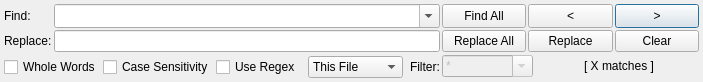
Qt form src/search/searchdialog.ui (GAMS-dev/studio) before a commit.
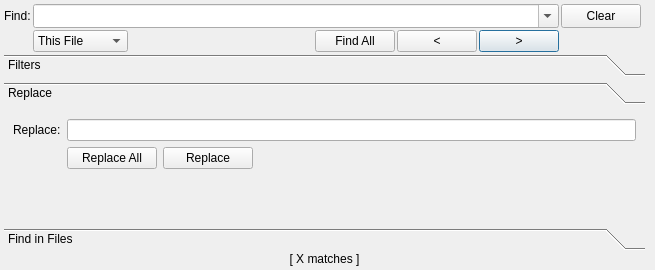
The same form after that commit. The open tabs and pages were chosen to show the change.

Commit message: WiP: layout rework experiment

```diff
--- a/src/search/searchdialog.ui
+++ b/src/search/searchdialog.ui
@@ -6,12 +6,12 @@
    <rect>
     <x>0</x>
     <y>0</y>
-    <width>904</width>
-    <height>92</height>
+    <width>655</width>
+    <height>270</height>
    </rect>
   </property>
   <property name="sizePolicy">
-   <sizepolicy hsizetype="Fixed" vsizetype="Fixed">
+   <sizepolicy hsizetype="MinimumExpanding" vsizetype="Preferred">
     <horstretch>0</horstretch>
     <verstretch>0</verstretch>
    </sizepolicy>
@@ -28,9 +28,12 @@
   <property name="autoFillBackground">
    <bool>true</bool>
   </property>
+  <property name="sizeGripEnabled">
+   <bool>false</bool>
+  </property>
   <layout class="QGridLayout" name="gridLayout">
    <property name="sizeConstraint">
-    <enum>QLayout::SetFixedSize</enum>
+    <enum>QLayout::SetDefaultConstraint</enum>
    </property>
    <property name="leftMargin">
     <number>4</number>
@@ -39,7 +42,7 @@
     <number>4</number>
    </property>
    <property name="rightMargin">
-    <number>4</number>
+    <number>10</number>
    </property>
    <property name="bottomMargin">
     <number>4</number>
@@ -47,8 +50,27 @@
    <property name="spacing">
     <number>2</number>
    </property>
-   <item row="1" column="3">
-    <widget class="QPushButton" name="btn_Replace">
+   <item row="1" column="6">
+    <widget class="QPushButton" name="btn_back">
+     <property name="sizePolicy">
+      <sizepolicy hsizetype="Minimum" vsizetype="Preferred">
+       <horstretch>0</horstretch>
+       <verstretch>0</verstretch>
+      </sizepolicy>
+     </property>
+     <property name="toolTip">
+      <string>&lt;html&gt;&lt;head/&gt;&lt;body&gt;&lt;p&gt;Search backward&lt;/p&gt;&lt;p&gt;Shortcut: &lt;span style=&quot; font-weight:600;&quot;&gt;Shift + F3&lt;/span&gt;&lt;/p&gt;&lt;/body&gt;&lt;/html&gt;</string>
+     </property>
+     <property name="text">
+      <string>&lt;</string>
+     </property>
+     <property name="autoDefault">
+      <bool>false</bool>
+     </property>
+    </widget>
+   </item>
+   <item row="0" column="8">
+    <widget class="QPushButton" name="btn_clear">
      <property name="enabled">
       <bool>true</bool>
      </property>
@@ -62,17 +84,29 @@
       <string>&lt;html&gt;&lt;head/&gt;&lt;body&gt;&lt;p&gt;Replaces the currently selected match and jumps to the next one in this document.&lt;/p&gt;&lt;/body&gt;&lt;/html&gt;</string>
      </property>
      <property name="text">
-      <string>Replace</string>
+      <string>Clear</string>
+     </property>
+     <property name="checkable">
+      <bool>false</bool>
+     </property>
+     <property name="checked">
+      <bool>false</bool>
      </property>
      <property name="autoDefault">
       <bool>false</bool>
      </property>
+     <property name="default">
+      <bool>false</bool>
+     </property>
+     <property name="flat">
+      <bool>false</bool>
+     </property>
     </widget>
    </item>
-   <item row="0" column="1">
+   <item row="0" column="1" colspan="7">
     <widget class="QComboBox" name="combo_search">
      <property name="sizePolicy">
-      <sizepolicy hsizetype="Preferred" vsizetype="Preferred">
+      <sizepolicy hsizetype="MinimumExpanding" vsizetype="Maximum">
        <horstretch>9</horstretch>
        <verstretch>0</verstretch>
       </sizepolicy>
@@ -88,7 +122,7 @@
      </property>
     </widget>
    </item>
-   <item row="0" column="4">
+   <item row="1" column="7">
     <widget class="QPushButton" name="btn_forward">
      <property name="sizePolicy">
       <sizepolicy hsizetype="Minimum" vsizetype="Preferred">
@@ -117,33 +151,7 @@
      </property>
     </widget>
    </item>
-   <item row="1" column="0">
-    <widget class="QLabel" name="label_2">
-     <property name="text">
-      <string>Replace:</string>
-     </property>
-    </widget>
-   </item>
-   <item row="0" column="3">
-    <widget class="QPushButton" name="btn_back">
-     <property name="sizePolicy">
-      <sizepolicy hsizetype="Minimum" vsizetype="Preferred">
-       <horstretch>0</horstretch>
-       <verstretch>0</verstretch>
-      </sizepolicy>
-     </property>
-     <property name="toolTip">
-      <string>&lt;html&gt;&lt;head/&gt;&lt;body&gt;&lt;p&gt;Search backward&lt;/p&gt;&lt;p&gt;Shortcut: &lt;span style=&quot; font-weight:600;&quot;&gt;Shift + F3&lt;/span&gt;&lt;/p&gt;&lt;/body&gt;&lt;/html&gt;</string>
-     </property>
-     <property name="text">
-      <string>&lt;</string>
-     </property>
-     <property name="autoDefault">
-      <bool>false</bool>
-     </property>
-    </widget>
-   </item>
-   <item row="0" column="2">
+   <item row="1" column="5">
     <widget class="QPushButton" name="btn_FindAll">
      <property name="enabled">
       <bool>true</bool>
@@ -165,13 +173,127 @@
      </property>
     </widget>
    </item>
-   <item row="1" column="2">
-    <widget class="QPushButton" name="btn_ReplaceAll">
+   <item row="2" column="0" colspan="11">
+    <widget class="QToolBox" name="toolBox">
+     <property name="sizePolicy">
+      <sizepolicy hsizetype="Preferred" vsizetype="Preferred">
+       <horstretch>0</horstretch>
+       <verstretch>0</verstretch>
+      </sizepolicy>
+     </property>
+     <property name="frameShape">
+      <enum>QFrame::NoFrame</enum>
+     </property>
+     <property name="frameShadow">
+      <enum>QFrame::Sunken</enum>
+     </property>
+     <property name="currentIndex">
+      <number>0</number>
+     </property>
+     <widget class="QWidget" name="page_filters">
+      <property name="geometry">
+       <rect>
+        <x>0</x>
+        <y>0</y>
+        <width>641</width>
+        <height>98</height>
+       </rect>
+      </property>
+      <property name="sizePolicy">
+       <sizepolicy hsizetype="Preferred" vsizetype="Preferred">
+        <horstretch>0</horstretch>
+        <verstretch>0</verstretch>
+       </sizepolicy>
+      </property>
+      <attribute name="label">
+       <string>Filters</string>
+      </attribute>
+      <layout class="QGridLayout" name="gridLayout_4">
+       <property name="sizeConstraint">
+        <enum>QLayout::SetDefaultConstraint</enum>
+       </property>
+       <property name="leftMargin">
+        <number>5</number>
+       </property>
+       <property name="topMargin">
+        <number>5</number>
+       </property>
+       <property name="rightMargin">
+        <number>5</number>
+       </property>
+       <property name="bottomMargin">
+        <number>5</number>
+       </property>
+       <item row="0" column="0">
+        <widget class="QLabel" name="label_3">
+         <property name="sizePolicy">
+          <sizepolicy hsizetype="Fixed" vsizetype="Preferred">
+           <horstretch>0</horstretch>
+           <verstretch>0</verstretch>
+          </sizepolicy>
+         </property>
+         <property name="toolTip">
+          <string>&lt;html&gt;&lt;head/&gt;&lt;body&gt;&lt;p&gt;Sets a filter for filenames using wildcard syntax.&lt;/p&gt;&lt;p&gt;Examples: &amp;quot;&lt;span style=&quot; font-weight:600;&quot;&gt;trnsport&lt;/span&gt;&amp;quot; to search in all files with that name including any extension, &amp;quot;&lt;span style=&quot; font-weight:600;&quot;&gt;*.gms&lt;/span&gt;&amp;quot; to search in all gms files.&lt;/p&gt;&lt;p&gt;The filter does support comma-seperated lists of filters  (e.g. &amp;quot;&lt;span style=&quot; font-weight:600;&quot;&gt;*.gms, *.lst&lt;/span&gt;&amp;quot;).&lt;/p&gt;&lt;p&gt;Note: GDX files are always excluded and cannot be searched.&lt;/p&gt;&lt;/body&gt;&lt;/html&gt;</string>
+         </property>
+         <property name="text">
+          <string>Include Filter:</string>
+         </property>
+        </widget>
+       </item>
+       <item row="0" column="1">
+        <widget class="QComboBox" name="combo_filePattern">
      <property name="enabled">
+          <bool>false</bool>
+         </property>
+         <property name="sizePolicy">
+          <sizepolicy hsizetype="Preferred" vsizetype="Fixed">
+           <horstretch>0</horstretch>
+           <verstretch>0</verstretch>
+          </sizepolicy>
+         </property>
+         <property name="toolTip">
+          <string>&lt;html&gt;&lt;head/&gt;&lt;body&gt;&lt;p&gt;Sets a filter for filenames using wildcard syntax.&lt;/p&gt;&lt;p&gt;Examples: &amp;quot;&lt;span style=&quot; font-weight:600;&quot;&gt;trnsport&lt;/span&gt;&amp;quot; to search in all files with that name including any extension, &amp;quot;&lt;span style=&quot; font-weight:600;&quot;&gt;*.gms&lt;/span&gt;&amp;quot; to search in all gms files.&lt;/p&gt;&lt;p&gt;The filter does support comma-seperated lists of filters  (e.g. &amp;quot;&lt;span style=&quot; font-weight:600;&quot;&gt;*.gms, *.lst&lt;/span&gt;&amp;quot;).&lt;/p&gt;&lt;p&gt;Note: GDX files are always excluded and cannot be searched.&lt;/p&gt;&lt;/body&gt;&lt;/html&gt;</string>
+         </property>
+         <property name="editable">
       <bool>true</bool>
      </property>
+         <property name="currentText">
+          <string>*</string>
+         </property>
+         <property name="sizeAdjustPolicy">
+          <enum>QComboBox::AdjustToContents</enum>
+         </property>
+         <item>
+          <property name="text">
+           <string>*</string>
+          </property>
+         </item>
+         <item>
+          <property name="text">
+           <string>*.gms</string>
+          </property>
+         </item>
+         <item>
+          <property name="text">
+           <string>*.gms, *.inc</string>
+          </property>
+         </item>
+         <item>
+          <property name="text">
+           <string>*.log</string>
+          </property>
+         </item>
+         <item>
+          <property name="text">
+           <string>*.lst</string>
+          </property>
+         </item>
+        </widget>
+       </item>
+       <item row="1" column="0">
+        <widget class="QLabel" name="label_4">
      <property name="sizePolicy">
-      <sizepolicy hsizetype="Minimum" vsizetype="Preferred">
+          <sizepolicy hsizetype="Fixed" vsizetype="Preferred">
        <horstretch>0</horstretch>
        <verstretch>0</verstretch>
       </sizepolicy>
@@ -180,84 +302,72 @@
       <string>&lt;html&gt;&lt;head/&gt;&lt;body&gt;&lt;p&gt;Replaces all occurrences of the search term.&lt;/p&gt;&lt;/body&gt;&lt;/html&gt;</string>
      </property>
      <property name="text">
-      <string>Replace All</string>
-     </property>
-     <property name="checkable">
-      <bool>false</bool>
-     </property>
-     <property name="checked">
-      <bool>false</bool>
-     </property>
-     <property name="autoDefault">
-      <bool>false</bool>
-     </property>
-     <property name="default">
-      <bool>false</bool>
-     </property>
-     <property name="flat">
-      <bool>false</bool>
+          <string>Exclude Filter:</string>
      </property>
     </widget>
    </item>
    <item row="1" column="1">
-    <widget class="QLineEdit" name="txt_replace">
-     <property name="sizePolicy">
-      <sizepolicy hsizetype="Preferred" vsizetype="Preferred">
-       <horstretch>9</horstretch>
-       <verstretch>0</verstretch>
-      </sizepolicy>
-     </property>
-     <property name="clearButtonEnabled">
-      <bool>true</bool>
-     </property>
-    </widget>
-   </item>
-   <item row="1" column="4">
-    <widget class="QPushButton" name="btn_clear">
+        <widget class="QComboBox" name="combo_fileExcludePattern">
      <property name="enabled">
-      <bool>true</bool>
+          <bool>false</bool>
      </property>
      <property name="sizePolicy">
-      <sizepolicy hsizetype="Minimum" vsizetype="Preferred">
+          <sizepolicy hsizetype="Minimum" vsizetype="Fixed">
        <horstretch>0</horstretch>
        <verstretch>0</verstretch>
       </sizepolicy>
      </property>
      <property name="toolTip">
-      <string>&lt;html&gt;&lt;head/&gt;&lt;body&gt;&lt;p&gt;Clears all marked matches.&lt;/p&gt;&lt;/body&gt;&lt;/html&gt;</string>
-     </property>
-     <property name="text">
-      <string>Clear</string>
-     </property>
-     <property name="checkable">
-      <bool>false</bool>
-     </property>
-     <property name="checked">
-      <bool>false</bool>
-     </property>
-     <property name="autoDefault">
-      <bool>false</bool>
-     </property>
-     <property name="default">
-      <bool>false</bool>
-     </property>
-     <property name="flat">
-      <bool>false</bool>
-     </property>
-    </widget>
-   </item>
-   <item row="3" column="0" colspan="2">
+          <string>&lt;html&gt;&lt;head/&gt;&lt;body&gt;&lt;p&gt;Sets a filter for filenames using wildcard syntax.&lt;/p&gt;&lt;p&gt;Examples: &amp;quot;&lt;span style=&quot; font-weight:600;&quot;&gt;trnsport&lt;/span&gt;&amp;quot; to search in all files with that name including any extension, &amp;quot;&lt;span style=&quot; font-weight:600;&quot;&gt;*.gms&lt;/span&gt;&amp;quot; to search in all gms files.&lt;/p&gt;&lt;p&gt;The filter does support comma-seperated lists of filters  (e.g. &amp;quot;&lt;span style=&quot; font-weight:600;&quot;&gt;*.gms, *.lst&lt;/span&gt;&amp;quot;).&lt;/p&gt;&lt;p&gt;Note: GDX files are always excluded and cannot be searched.&lt;/p&gt;&lt;/body&gt;&lt;/html&gt;</string>
+         </property>
+         <property name="editable">
+          <bool>true</bool>
+         </property>
+         <property name="currentText">
+          <string>*</string>
+         </property>
+         <property name="sizeAdjustPolicy">
+          <enum>QComboBox::AdjustToContents</enum>
+         </property>
+         <item>
+          <property name="text">
+           <string>*</string>
+          </property>
+         </item>
+         <item>
+          <property name="text">
+           <string>*.gms</string>
+          </property>
+         </item>
+         <item>
+          <property name="text">
+           <string>*.gms, *.inc</string>
+          </property>
+         </item>
+         <item>
+          <property name="text">
+           <string>*.log</string>
+          </property>
+         </item>
+         <item>
+          <property name="text">
+           <string>*.lst</string>
+          </property>
+         </item>
+        </widget>
+       </item>
+       <item row="2" column="1">
     <layout class="QHBoxLayout" name="horizontalLayout">
      <property name="spacing">
-      <number>2</number>
+          <number>0</number>
      </property>
      <property name="sizeConstraint">
-      <enum>QLayout::SetFixedSize</enum>
+          <enum>QLayout::SetMaximumSize</enum>
      </property>
      <property name="topMargin">
-      <number>2</number>
-     </property>
-     <property name="rightMargin">
+          <number>0</number>
+         </property>
+         <property name="bottomMargin">
       <number>0</number>
      </property>
      <item>
@@ -327,22 +437,264 @@
       </widget>
      </item>
      <item>
-      <spacer name="horizontalSpacer">
-       <property name="orientation">
-        <enum>Qt::Horizontal</enum>
-       </property>
-       <property name="sizeType">
-        <enum>QSizePolicy::MinimumExpanding</enum>
-       </property>
-       <property name="sizeHint" stdset="0">
-        <size>
-         <width>5</width>
-         <height>0</height>
-        </size>
-       </property>
-      </spacer>
+          <widget class="QCheckBox" name="cb_wholeWords">
+           <property name="enabled">
+            <bool>true</bool>
+           </property>
+           <property name="sizePolicy">
+            <sizepolicy hsizetype="Fixed" vsizetype="Fixed">
+             <horstretch>0</horstretch>
+             <verstretch>0</verstretch>
+            </sizepolicy>
+           </property>
+           <property name="toolTip">
+            <string>&lt;html&gt;&lt;head/&gt;&lt;body&gt;&lt;p&gt;When checked the search ignores partial matches. A word can contain letters and numbers, while all other characters are considered a word boundaries.&lt;/p&gt;&lt;/body&gt;&lt;/html&gt;</string>
+           </property>
+           <property name="text">
+            <string>Whole Words</string>
+           </property>
+           <property name="checkable">
+            <bool>true</bool>
+           </property>
+          </widget>
      </item>
      <item>
+          <spacer name="horizontalSpacer_6">
+           <property name="orientation">
+            <enum>Qt::Horizontal</enum>
+           </property>
+           <property name="sizeType">
+            <enum>QSizePolicy::Preferred</enum>
+           </property>
+           <property name="sizeHint" stdset="0">
+            <size>
+             <width>20</width>
+             <height>20</height>
+            </size>
+           </property>
+          </spacer>
+         </item>
+        </layout>
+       </item>
+      </layout>
+     </widget>
+     <widget class="QWidget" name="page_replace">
+      <property name="geometry">
+       <rect>
+        <x>0</x>
+        <y>0</y>
+        <width>641</width>
+        <height>72</height>
+       </rect>
+      </property>
+      <property name="sizePolicy">
+       <sizepolicy hsizetype="Preferred" vsizetype="Maximum">
+        <horstretch>0</horstretch>
+        <verstretch>0</verstretch>
+       </sizepolicy>
+      </property>
+      <attribute name="label">
+       <string>Replace</string>
+      </attribute>
+      <layout class="QGridLayout" name="gridLayout_2">
+       <item row="0" column="1" colspan="6">
+        <widget class="QLineEdit" name="txt_replace">
+         <property name="sizePolicy">
+          <sizepolicy hsizetype="Preferred" vsizetype="Maximum">
+           <horstretch>9</horstretch>
+           <verstretch>0</verstretch>
+          </sizepolicy>
+         </property>
+         <property name="clearButtonEnabled">
+          <bool>true</bool>
+         </property>
+        </widget>
+       </item>
+       <item row="1" column="6">
+        <spacer name="horizontalSpacer_3">
+         <property name="orientation">
+          <enum>Qt::Horizontal</enum>
+         </property>
+         <property name="sizeType">
+          <enum>QSizePolicy::MinimumExpanding</enum>
+         </property>
+         <property name="sizeHint" stdset="0">
+          <size>
+           <width>40</width>
+           <height>20</height>
+          </size>
+         </property>
+        </spacer>
+       </item>
+       <item row="1" column="1">
+        <widget class="QPushButton" name="btn_ReplaceAll">
+         <property name="enabled">
+          <bool>true</bool>
+         </property>
+         <property name="sizePolicy">
+          <sizepolicy hsizetype="Preferred" vsizetype="Maximum">
+           <horstretch>0</horstretch>
+           <verstretch>0</verstretch>
+          </sizepolicy>
+         </property>
+         <property name="toolTip">
+          <string>&lt;html&gt;&lt;head/&gt;&lt;body&gt;&lt;p&gt;Replaces all occurrences of the search term.&lt;/p&gt;&lt;/body&gt;&lt;/html&gt;</string>
+         </property>
+         <property name="text">
+          <string>Replace All</string>
+         </property>
+         <property name="checkable">
+          <bool>false</bool>
+         </property>
+         <property name="checked">
+          <bool>false</bool>
+         </property>
+         <property name="autoDefault">
+          <bool>false</bool>
+         </property>
+         <property name="default">
+          <bool>false</bool>
+         </property>
+         <property name="flat">
+          <bool>false</bool>
+         </property>
+        </widget>
+       </item>
+       <item row="0" column="0">
+        <widget class="QLabel" name="label_2">
+         <property name="text">
+          <string>Replace:</string>
+         </property>
+        </widget>
+       </item>
+       <item row="1" column="4">
+        <spacer name="horizontalSpacer_4">
+         <property name="orientation">
+          <enum>Qt::Horizontal</enum>
+         </property>
+         <property name="sizeType">
+          <enum>QSizePolicy::MinimumExpanding</enum>
+         </property>
+         <property name="sizeHint" stdset="0">
+          <size>
+           <width>40</width>
+           <height>20</height>
+          </size>
+         </property>
+        </spacer>
+       </item>
+       <item row="1" column="3">
+        <spacer name="horizontalSpacer_2">
+         <property name="orientation">
+          <enum>Qt::Horizontal</enum>
+         </property>
+         <property name="sizeType">
+          <enum>QSizePolicy::MinimumExpanding</enum>
+         </property>
+         <property name="sizeHint" stdset="0">
+          <size>
+           <width>40</width>
+           <height>20</height>
+          </size>
+         </property>
+        </spacer>
+       </item>
+       <item row="1" column="2">
+        <widget class="QPushButton" name="btn_Replace">
+         <property name="enabled">
+          <bool>true</bool>
+         </property>
+         <property name="sizePolicy">
+          <sizepolicy hsizetype="Preferred" vsizetype="Maximum">
+           <horstretch>0</horstretch>
+           <verstretch>0</verstretch>
+          </sizepolicy>
+         </property>
+         <property name="toolTip">
+          <string>&lt;html&gt;&lt;head/&gt;&lt;body&gt;&lt;p&gt;Replaces the currently selected match and jumps to the next one in this document.&lt;/p&gt;&lt;/body&gt;&lt;/html&gt;</string>
+         </property>
+         <property name="text">
+          <string>Replace</string>
+         </property>
+         <property name="autoDefault">
+          <bool>false</bool>
+         </property>
+        </widget>
+       </item>
+       <item row="1" column="5">
+        <spacer name="horizontalSpacer_5">
+         <property name="orientation">
+          <enum>Qt::Horizontal</enum>
+         </property>
+         <property name="sizeType">
+          <enum>QSizePolicy::MinimumExpanding</enum>
+         </property>
+         <property name="sizeHint" stdset="0">
+          <size>
+           <width>40</width>
+           <height>20</height>
+          </size>
+         </property>
+        </spacer>
+       </item>
+      </layout>
+     </widget>
+     <widget class="QWidget" name="page_findinfiles">
+      <attribute name="label">
+       <string>Find in Files</string>
+      </attribute>
+      <layout class="QGridLayout" name="gridLayout_3">
+       <item row="0" column="3">
+        <widget class="QPushButton" name="btn_browse">
+         <property name="text">
+          <string>Browse</string>
+         </property>
+        </widget>
+       </item>
+       <item row="0" column="0">
+        <widget class="QLabel" name="label_5">
+         <property name="sizePolicy">
+          <sizepolicy hsizetype="Preferred" vsizetype="Maximum">
+           <horstretch>0</horstretch>
+           <verstretch>0</verstretch>
+          </sizepolicy>
+         </property>
+         <property name="text">
+          <string>Path</string>
+         </property>
+        </widget>
+       </item>
+       <item row="0" column="2">
+        <widget class="QComboBox" name="combo_path">
+         <property name="sizePolicy">
+          <sizepolicy hsizetype="Preferred" vsizetype="Maximum">
+           <horstretch>9</horstretch>
+           <verstretch>0</verstretch>
+          </sizepolicy>
+         </property>
+         <property name="editable">
+          <bool>true</bool>
+         </property>
+         <property name="insertPolicy">
+          <enum>QComboBox::InsertAtTop</enum>
+         </property>
+         <property name="sizeAdjustPolicy">
+          <enum>QComboBox::AdjustToMinimumContentsLengthWithIcon</enum>
+         </property>
+        </widget>
+       </item>
+       <item row="1" column="2">
+        <widget class="QCheckBox" name="checkBox">
+         <property name="text">
+          <string>Include Subdirectories</string>
+         </property>
+        </widget>
+       </item>
+      </layout>
+     </widget>
+    </widget>
+   </item>
+   <item row="1" column="1">
       <widget class="QComboBox" name="combo_scope">
        <property name="sizePolicy">
         <sizepolicy hsizetype="Fixed" vsizetype="Fixed">
@@ -385,93 +737,20 @@
        </item>
       </widget>
      </item>
-     <item>
-      <spacer name="horizontalSpacer_2">
+   <item row="1" column="2" colspan="3">
+    <spacer name="horizontalSpacer">
        <property name="orientation">
         <enum>Qt::Horizontal</enum>
        </property>
-       <property name="sizeType">
-        <enum>QSizePolicy::Maximum</enum>
-       </property>
        <property name="sizeHint" stdset="0">
         <size>
-         <width>5</width>
-         <height>0</height>
+       <width>40</width>
+       <height>20</height>
         </size>
        </property>
       </spacer>
      </item>
-     <item>
-      <widget class="QLabel" name="label_3">
-       <property name="sizePolicy">
-        <sizepolicy hsizetype="Fixed" vsizetype="Preferred">
-         <horstretch>0</horstretch>
-         <verstretch>0</verstretch>
-        </sizepolicy>
-       </property>
-       <property name="toolTip">
-        <string>&lt;html&gt;&lt;head/&gt;&lt;body&gt;&lt;p&gt;Sets a filter for filenames using wildcard syntax.&lt;/p&gt;&lt;p&gt;Examples: &amp;quot;&lt;span style=&quot; font-weight:600;&quot;&gt;trnsport&lt;/span&gt;&amp;quot; to search in all files with that name including any extension, &amp;quot;&lt;span style=&quot; font-weight:600;&quot;&gt;*.gms&lt;/span&gt;&amp;quot; to search in all gms files.&lt;/p&gt;&lt;p&gt;The filter does support comma-seperated lists of filters  (e.g. &amp;quot;&lt;span style=&quot; font-weight:600;&quot;&gt;*.gms, *.lst&lt;/span&gt;&amp;quot;).&lt;/p&gt;&lt;p&gt;Note: GDX files are always excluded and cannot be searched.&lt;/p&gt;&lt;/body&gt;&lt;/html&gt;</string>
-       </property>
-       <property name="text">
-        <string>Filter:</string>
-       </property>
-      </widget>
-     </item>
-    </layout>
-   </item>
-   <item row="3" column="2" colspan="3">
-    <layout class="QHBoxLayout" name="horizontalLayout_2">
-     <item>
-      <widget class="QComboBox" name="combo_filePattern">
-       <property name="enabled">
-        <bool>false</bool>
-       </property>
-       <property name="sizePolicy">
-        <sizepolicy hsizetype="Fixed" vsizetype="Fixed">
-         <horstretch>0</horstretch>
-         <verstretch>0</verstretch>
-        </sizepolicy>
-       </property>
-       <property name="toolTip">
-        <string>&lt;html&gt;&lt;head/&gt;&lt;body&gt;&lt;p&gt;Sets a filter for filenames using wildcard syntax.&lt;/p&gt;&lt;p&gt;Examples: &amp;quot;&lt;span style=&quot; font-weight:600;&quot;&gt;trnsport&lt;/span&gt;&amp;quot; to search in all files with that name including any extension, &amp;quot;&lt;span style=&quot; font-weight:600;&quot;&gt;*.gms&lt;/span&gt;&amp;quot; to search in all gms files.&lt;/p&gt;&lt;p&gt;The filter does support comma-seperated lists of filters  (e.g. &amp;quot;&lt;span style=&quot; font-weight:600;&quot;&gt;*.gms, *.lst&lt;/span&gt;&amp;quot;).&lt;/p&gt;&lt;p&gt;Note: GDX files are always excluded and cannot be searched.&lt;/p&gt;&lt;/body&gt;&lt;/html&gt;</string>
-       </property>
-       <property name="editable">
-        <bool>true</bool>
-       </property>
-       <property name="currentText">
-        <string>*</string>
-       </property>
-       <property name="sizeAdjustPolicy">
-        <enum>QComboBox::AdjustToContents</enum>
-       </property>
-       <item>
-        <property name="text">
-         <string>*</string>
-        </property>
-       </item>
-       <item>
-        <property name="text">
-         <string>*.gms</string>
-        </property>
-       </item>
-       <item>
-        <property name="text">
-         <string>*.gms, *.inc</string>
-        </property>
-       </item>
-       <item>
-        <property name="text">
-         <string>*.log</string>
-        </property>
-       </item>
-       <item>
-        <property name="text">
-         <string>*.lst</string>
-        </property>
-       </item>
-      </widget>
-     </item>
-     <item>
+   <item row="3" column="0" colspan="11">
       <widget class="QLabel" name="lbl_nrResults">
        <property name="sizePolicy">
         <sizepolicy hsizetype="Minimum" vsizetype="Preferred">
@@ -506,8 +785,6 @@
       </widget>
      </item>
     </layout>
-   </item>
-  </layout>
  </widget>
  <layoutdefault spacing="6" margin="9"/>
  <tabstops>
```
Left out of the diff: 39 changed lines with no effect on the pictures. Lines whose indentation alone changed are shown as unchanged. The commit also changes 1 other file.
